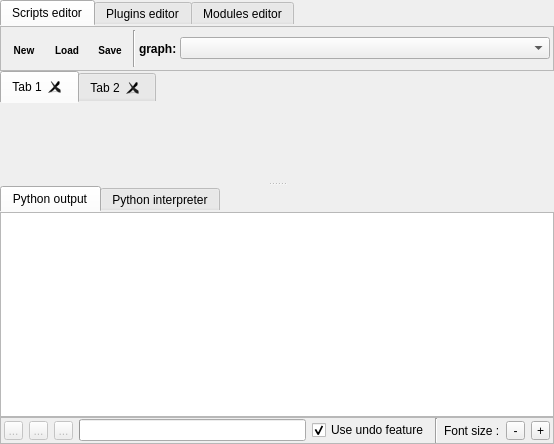
Tulip-Dev/tulip, file library/tulip-python/designer/PythonIDE.ui: the form before one commit.
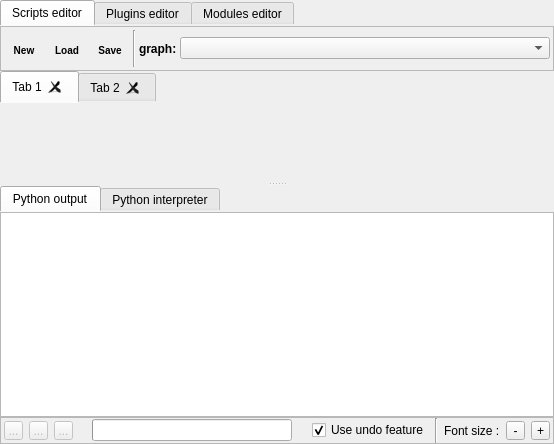
The form after the commit. Icons and pictures are not drawn. Custom widgets are drawn as their Qt base class.

Commit message: Python Scripts: minor improvements

Patch:
```diff
--- a/library/tulip-python/designer/PythonIDE.ui
+++ b/library/tulip-python/designer/PythonIDE.ui
@@ -999,6 +999,19 @@
             </property>
            </widget>
           </item>
+          <item>
+           <spacer name="horizontalSpacer_5">
+            <property name="orientation">
+             <enum>Qt::Horizontal</enum>
+            </property>
+            <property name="sizeHint" stdset="0">
+             <size>
+              <width>40</width>
+              <height>20</height>
+             </size>
+            </property>
+           </spacer>
+          </item>
           <item>
            <widget class="QProgressBar" name="progressBar">
             <property name="sizePolicy">
@@ -1007,6 +1020,12 @@
               <verstretch>0</verstretch>
              </sizepolicy>
             </property>
+            <property name="minimumSize">
+             <size>
+              <width>200</width>
+              <height>0</height>
+             </size>
+            </property>
             <property name="maximum">
              <number>100</number>
             </property>
@@ -1018,6 +1037,19 @@
             </property>
            </widget>
           </item>
+          <item>
+           <spacer name="horizontalSpacer_4">
+            <property name="orientation">
+             <enum>Qt::Horizontal</enum>
+            </property>
+            <property name="sizeHint" stdset="0">
+             <size>
+              <width>40</width>
+              <height>20</height>
+             </size>
+            </property>
+           </spacer>
+          </item>
           <item>
            <widget class="QCheckBox" name="useUndoCB">
             <property name="toolTip">
```
Left out of the diff: 34 changed lines with no effect on the pictures. Lines whose indentation alone changed are shown as unchanged. The commit also changes 1 other file.
